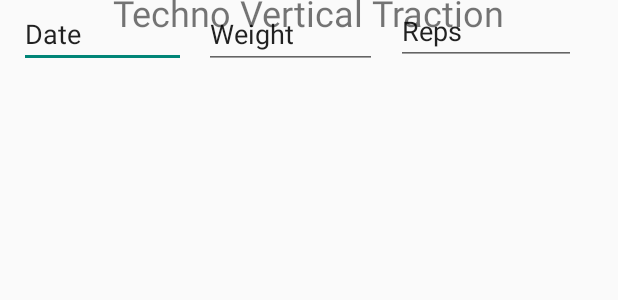
After one commit to jpdcands/NavDemoPic_XML, an Android app: the layout fragment_techno_vertical_traction.xml on its own in the app's theme, with its tools: preview values and no code run, on a phone screen of 412 x 824 dp. The commit adds this screen. Shown: the top 300 px of the screen. Run offline under Robolectric (Android 15) with nearby library versions, the phone set to English and light mode, and no system bars.

Commit message:
Up to adding navigation to techno

```diff
--- /dev/null
+++ b/app/src/main/java/com/jpdoolittleenterprises/android/navdemopic_xml/TechnoVerticalTractionFragment.kt
@@ -0,0 +1,18 @@
+package com.jpdoolittleenterprises.android.navdemopic_xml
+
+import android.os.Bundle
+import androidx.fragment.app.Fragment
+import android.view.LayoutInflater
+import android.view.View
+import android.view.ViewGroup
+
+class TechnoVerticalTractionFragment : Fragment() {
+
+    override fun onCreateView(
+        inflater: LayoutInflater, container: ViewGroup?,
+        savedInstanceState: Bundle?
+    ): View? {
+        // Inflate the layout for this fragment
+        return inflater.inflate(R.layout.fragment_techno_vertical_traction, container, false)
+    }
+}
--- /dev/null
+++ b/app/src/main/res/layout/fragment_techno_vertical_traction.xml
@@ -0,0 +1,59 @@
+<?xml version="1.0" encoding="utf-8"?>
+
+<androidx.constraintlayout.widget.ConstraintLayout xmlns:android="http://schemas.android.com/apk/res/android"
+    xmlns:app="http://schemas.android.com/apk/res-auto"
+    xmlns:tools="http://schemas.android.com/tools"
+    android:layout_width="match_parent"
+    android:layout_height="match_parent"
+    tools:context=".TechnoVerticalTraction">
+
+
+    <TextView
+        android:id="@+id/textView2"
+        android:layout_width="wrap_content"
+        android:layout_height="wrap_content"
+        android:layout_marginTop="16dp"
+        android:text="Techno Vertical Traction"
+        android:textSize="24sp"
+        app:layout_constraintBottom_toTopOf="@+id/editTextTextPersonName"
+        app:layout_constraintEnd_toEndOf="parent"
+        app:layout_constraintStart_toStartOf="parent"
+        app:layout_constraintTop_toTopOf="parent" />
+
+    <EditText
+        android:id="@+id/editTextDate"
+        android:layout_width="111dp"
+        android:layout_height="45dp"
+        android:ems="10"
+        android:inputType="date"
+        android:text="Date"
+        app:layout_constraintEnd_toStartOf="@+id/editTextTextPersonName"
+        app:layout_constraintHorizontal_bias="0.5"
+        app:layout_constraintStart_toStartOf="parent"
+        tools:layout_editor_absoluteY="272dp" />
+
+    <EditText
+        android:id="@+id/editTextTextPersonName"
+        android:layout_width="115dp"
+        android:layout_height="46dp"
+        android:ems="10"
+        android:inputType="textPersonName"
+        android:text="Weight"
+        app:layout_constraintEnd_toStartOf="@+id/editTextTextPersonName2"
+        app:layout_constraintHorizontal_bias="0.5"
+        app:layout_constraintStart_toEndOf="@+id/editTextDate"
+        tools:layout_editor_absoluteY="274dp" />
+
+    <EditText
+        android:id="@+id/editTextTextPersonName2"
+        android:layout_width="120dp"
+        android:layout_height="43dp"
+        android:layout_marginEnd="16dp"
+        android:ems="10"
+        android:inputType="textPersonName"
+        android:text="Reps"
+        app:layout_constraintEnd_toEndOf="parent"
+        app:layout_constraintHorizontal_bias="0.5"
+        app:layout_constraintStart_toEndOf="@+id/editTextTextPersonName"
+        tools:layout_editor_absoluteY="277dp" />
+</androidx.constraintlayout.widget.ConstraintLayout>
--- a/app/src/main/res/layout/fragment_upper_body.xml
+++ b/app/src/main/res/layout/fragment_upper_body.xml
@@ -3,6 +3,7 @@
 <androidx.constraintlayout.widget.ConstraintLayout xmlns:android="http://schemas.android.com/apk/res/android"
     xmlns:app="http://schemas.android.com/apk/res-auto"
     xmlns:tools="http://schemas.android.com/tools"
+    android:background="@color/light_blue"
     android:layout_width="match_parent"
     android:layout_height="match_parent"
     tools:context=".MainActivity">
--- a/app/src/main/res/values/colors.xml
+++ b/app/src/main/res/values/colors.xml
@@ -8,5 +8,7 @@
     <color name="black">#FF000000</color>
     <color name="white">#FFFFFFFF</color>
     <color name="green">#FF00FF00</color>
+    <color name="blue">#0000FF</color>
+    <color name="light_blue">#2F6EEB</color>
     <color name="rounded_button">#FFE91E63</color>
 </resources>
```
